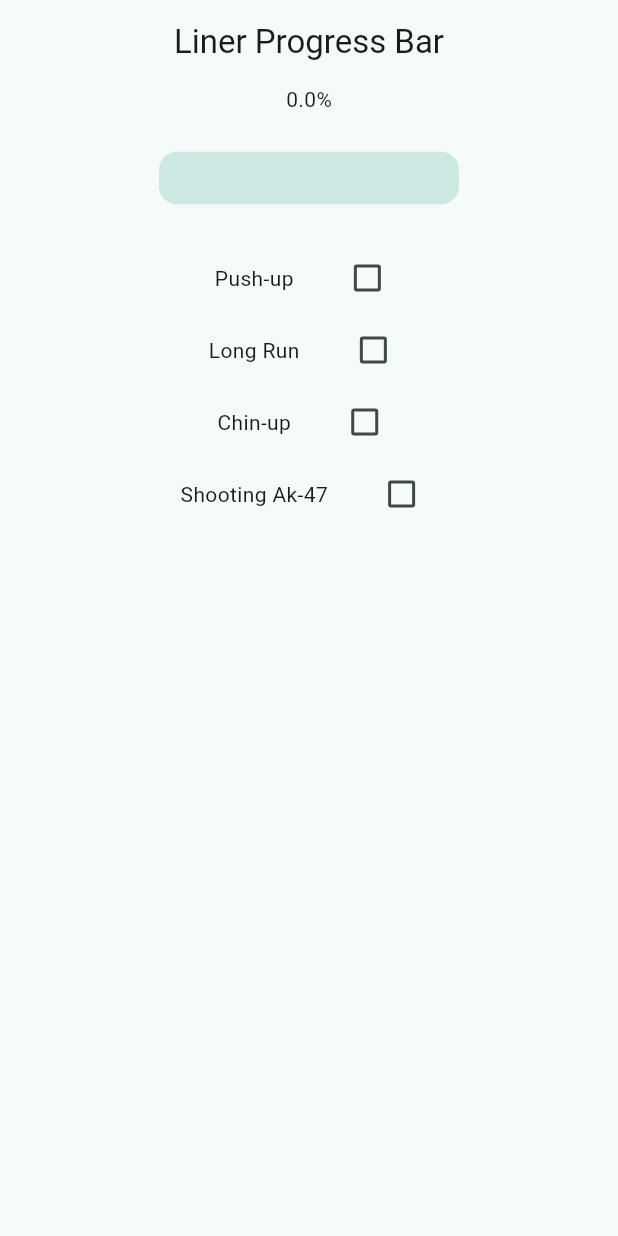
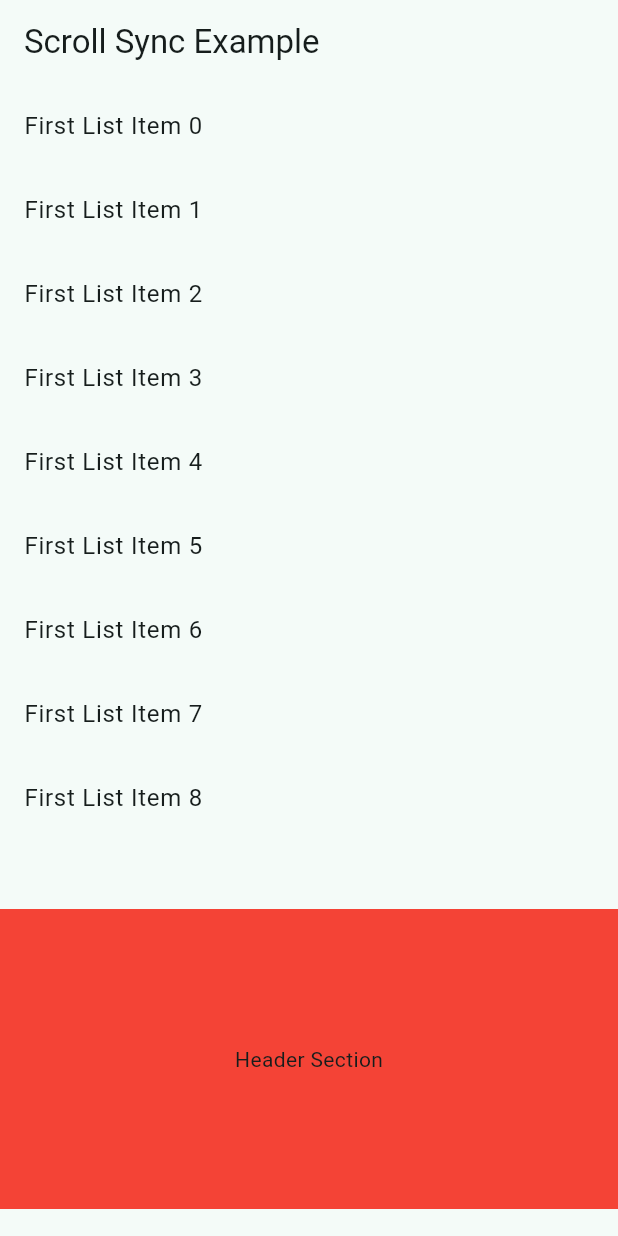
Before and after one commit to Shuvo8693/Testing-and-exploring-widgets-functions, a Flutter app: the screen it shows after launch, on a phone screen of 412 x 824 dp. Run offline on Flutter 3.47's test engine with Material 3 defaults, Android fonts, the phone set to English and light mode, and no system bars; our stand-ins replace dartz, fl_chart, get.

Commit message:
Scroll with page sync

```diff
--- a/lib/main.dart
+++ b/lib/main.dart
@@ -1,14 +1,6 @@
 import 'package:flutter/material.dart';
-import 'package:testing_and_exploring_widgets/widgets/3d_arry/presentation/screen/3d_arry_screen.dart';
-import 'package:testing_and_exploring_widgets/widgets/aspect_ratio.dart';
-import 'package:testing_and_exploring_widgets/widgets/button_for_execute.dart';
-import 'package:testing_and_exploring_widgets/widgets/liner_progress_bar.dart';
-import 'package:testing_and_exploring_widgets/widgets/pie_chart/fl_pie_chart.dart';
-import 'package:testing_and_exploring_widgets/widgets/form_field_validator_test.dart';
-import 'package:testing_and_exploring_widgets/widgets/pie_chart/fl_pie_chart_sizing.dart';
-import 'package:testing_and_exploring_widgets/widgets/singleton.dart';
-import 'package:testing_and_exploring_widgets/widgets/spread_operator.dart';
-import 'package:testing_and_exploring_widgets/widgets/tab_view.dart';
+import 'package:testing_and_exploring_widgets/widgets/nested_scrolling_under_singleChildScroll/ScrollSyncPage1.dart';
+import 'package:testing_and_exploring_widgets/widgets/nested_scrolling_under_singleChildScroll/ScrollSyncPage2.dart';
 
 void main() {
   runApp(const MyApp());
@@ -26,7 +18,7 @@ class MyApp extends StatelessWidget {
         colorScheme: ColorScheme.fromSeed(seedColor: Colors.teal),
         useMaterial3: true,
       ),
-      home:  LinerProgressBar(),
+      home:  ScrollSyncPage2(),
     );
   }
 }
--- /dev/null
+++ b/lib/widgets/nested_scrolling_under_singleChildScroll/ScrollSyncPage2.dart
@@ -0,0 +1,133 @@
+import 'package:flutter/material.dart';
+
+class ScrollSyncPage2 extends StatefulWidget {
+  const ScrollSyncPage2({super.key});
+
+  @override
+  _ScrollSyncPageState createState() => _ScrollSyncPageState();
+}
+
+class _ScrollSyncPageState extends State<ScrollSyncPage2> {
+  // Controllers for the scroll views
+  ScrollController singleChildScrollViewController = ScrollController();
+  ScrollController listViewController1 = ScrollController();
+  ScrollController listViewController2 = ScrollController();
+
+  // Flag to prevent recursive scroll triggering
+  bool isScrolling = false;
+
+  @override
+  void dispose() {
+    // Dispose controllers when not in use
+    singleChildScrollViewController.dispose();
+    listViewController1.dispose();
+    listViewController2.dispose();
+    super.dispose();
+  }
+
+  // Check for the first and last item scroll behavior
+  void _checkListViewScroll(
+      ScrollController listViewController, bool isFirstListView) {
+    final currentOffset = listViewController.offset;
+    final maxScroll = listViewController.position.maxScrollExtent;
+    final minScroll = listViewController.position.minScrollExtent;
+
+    // If the list view reaches the first item (scroll up), scroll the full screen
+    if (currentOffset <= minScroll && !isScrolling) {
+      setState(() {
+        isScrolling = true;
+      });
+      Future.delayed(Duration(milliseconds: 100), () {
+        // Scroll SingleChildScrollView up
+        singleChildScrollViewController.jumpTo(
+            singleChildScrollViewController.offset - 10);
+        setState(() {
+          isScrolling = false;
+        });
+      });
+    }
+
+    // If the list view reaches the last item (scroll down), scroll the full screen
+    if (currentOffset >= maxScroll && !isScrolling) {
+      setState(() {
+        isScrolling = true;
+      });
+      Future.delayed(Duration(milliseconds: 100), () {
+        // Scroll SingleChildScrollView down
+        singleChildScrollViewController.jumpTo(
+            singleChildScrollViewController.offset + 10);
+        setState(() {
+          isScrolling = false;
+        });
+      });
+    }
+  }
+
+  @override
+  Widget build(BuildContext context) {
+    return Scaffold(
+      appBar: AppBar(title: Text("Scroll Sync Example")),
+      body: NotificationListener<ScrollNotification>(
+        onNotification: (ScrollNotification notification) {
+          if (notification is ScrollUpdateNotification) {
+            // Detect scrolling and adjust SingleChildScrollView based on list view
+            _checkListViewScroll(listViewController1, true);
+            _checkListViewScroll(listViewController2, false);
+          }
+          return true;
+        },
+        child: SingleChildScrollView(
+          controller: singleChildScrollViewController,
+          child: Column(
+            children: [
+              SizedBox(
+                height: 500,
+                child: ListView.builder(
+                  controller: listViewController1,
+                  itemCount: 30,
+                  itemBuilder: (context, index) {
+                    return ListTile(
+                      title: Text('First List Item $index'),
+                    );
+                  },
+                ),
+              ),
+              const SizedBox(height: 50),
+              Container(
+                height: 200, // Some content above the list
+                color: Colors.red,
+                child: const Center(child: Text("Header Section")),
+              ),
+              const SizedBox(height: 50),
+              SizedBox(
+                height: 500,
+                child: ListView.builder(
+                  controller: listViewController1,
+                  itemCount: 30,
+                  itemBuilder: (context, index) {
+                    return ListTile(
+                      title: Text('First List Item $index'),
+                    );
+                  },
+                ),
+              ),
+              const SizedBox(height: 50),
+              SizedBox(
+                height: 500,
+                child: ListView.builder(
+                  controller: listViewController2,
+                  itemCount: 30,
+                  itemBuilder: (context, index) {
+                    return ListTile(
+                      title: Text('Second List Item $index'),
+                    );
+                  },
+                ),
+              ),
+            ],
+          ),
+        ),
+      ),
+    );
+  }
+}
```
Also changed, not shown: lib/widgets/nested_scrolling_under_singleChildScroll/ScrollSyncPage1.dart (added, +63 -0 lines), pubspec.lock, 127 other files.
